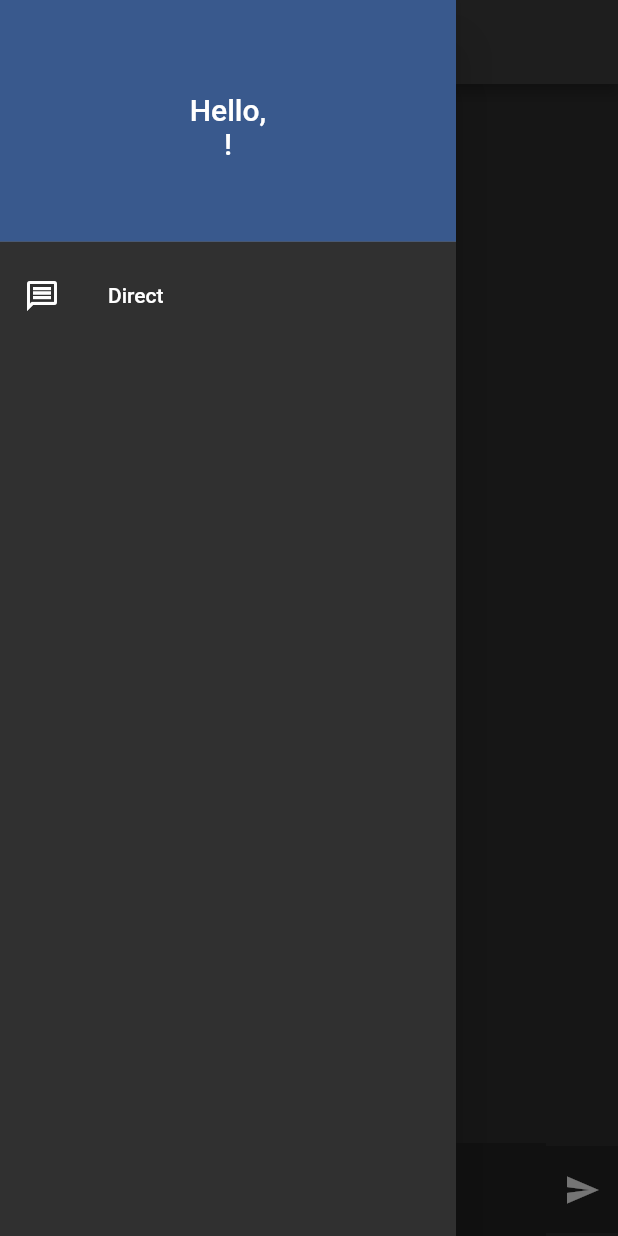
After one commit to NazarovVadim/messanger, a Flutter app: the MessagePage screen opened directly, with the side drawer open, on a phone screen of 412 x 824 dp. The commit adds this screen. Run offline on Flutter 3.47's test engine with Material 2 defaults, Android fonts, the phone set to English and light mode, and no system bars; our stand-ins replace cloud_firestore, firebase_core, shared_preferences; accounts and stored records are empty.

Commit message:
попытка фикса сообщений

```diff
--- a/lib/const.dart
+++ b/lib/const.dart
@@ -4,3 +4,8 @@ class AuthConst{
   static String userName = '';
   static String password = '';
 }
+
+class MessageUser{
+  static String targetUser = '';
+  static var dialogs = [];
+}
--- a/lib/main.dart
+++ b/lib/main.dart
@@ -19,7 +19,7 @@ void main(){
     routes: {
       '/': (context) => const Authorization(),
       '/direct': (context) => const Direct(),
-      '/newMessage': (context) => const NewMessage()
+      '/newMessage': (context) => const NewMessage(),
     },
   ));
 }
--- /dev/null
+++ b/lib/pages/MessagePage.dart
@@ -0,0 +1,185 @@
+import 'package:flutter/material.dart';
+import 'package:learning/const.dart';
+import 'package:cloud_firestore/cloud_firestore.dart';
+import 'package:firebase_core/firebase_core.dart';
+
+class MessagePage extends StatefulWidget {
+  const MessagePage({Key? key}) : super(key: key);
+
+  @override
+  State<MessagePage> createState() => _MessagePageState();
+}
+
+class _MessagePageState extends State<MessagePage> {
+
+  TextEditingController messageController = TextEditingController();
+  final ScrollController _controllerScroll = ScrollController();
+  var messages = [];
+
+  void _scrollDown() {
+    _controllerScroll.jumpTo(_controllerScroll.position.maxScrollExtent);
+  }
+
+  @override
+  void initState(){
+    super.initState();
+    //_scrollDown();
+  }
+
+  Future<void> sendMessage(text) async{
+   // var docRef = FirebaseFirestore.instance.collection("messages").doc('${AuthConst.userName}=${MessageUser.targetUser}');
+
+    //FirebaseFirestore.instance.collection('items').add({'item': _userTodo});
+    if(text=='') return;
+    FirebaseFirestore.instance.collection('messages').doc('${DateTime.now()}').set({
+      'recipient': MessageUser.targetUser,
+      'sender': AuthConst.userName,
+      'text': text,
+      'time': "${(DateTime.now().hour).toString().padLeft(2, '0')}:${DateTime.now().minute.toString().padLeft(2, '0')}"
+    });
+
+
+  }
+
+  int countOfMessages(var docs){
+    int res = 0;
+    docs.forEach((el) async{
+      if(el.get('sender') == AuthConst.userName && el.get('recipient') == MessageUser.targetUser
+          || el.get('recipient') == AuthConst.userName && el.get('sender') == MessageUser.targetUser){
+        messages.add(el.get('text'));
+        res++;
+      }
+    });
+    return res;
+
+  }
+
+
+  @override
+  Widget build(BuildContext context) {
+    return Scaffold(
+      appBar: AppBar(
+        title: Text(MessageUser.targetUser),
+        centerTitle: true,
+      ),
+      drawer: Drawer(
+        child: ListView(
+          padding: EdgeInsets.zero,
+          children: [
+            DrawerHeader(
+                decoration: BoxDecoration(
+                    color: Colors.blueAccent.withOpacity(0.45)
+                ),
+                child: Center(
+                    child: Column(
+                      mainAxisAlignment: MainAxisAlignment.center,
+                      children: [
+                        const Text('Hello,', style: TextStyle(fontSize: 20),),
+                        Text('${AuthConst.userName}!',
+                          style: const TextStyle(
+                            color: Colors.white,
+                            fontSize: 20,
+
+                          ),
+                        ),
+                      ],
+                    )
+                )
+            ),
+            ListTile(
+              leading: const Icon(Icons.message_outlined,),
+              title: const Text('Direct'),
+              onTap: ()async{
+                Navigator.pop(context);
+                Navigator.pushReplacementNamed(context, '/direct');
+              },
+            ),
+          ],
+        ),
+      ),
+      body: Column(
+        children: <Widget>[
+          Expanded(
+            child:
+                  StreamBuilder(
+                    stream: FirebaseFirestore.instance.collection('messages').snapshots(),
+                    builder: (BuildContext context, AsyncSnapshot<QuerySnapshot> snapshot){
+                      if(!snapshot.hasData || snapshot.data!.docs == []) {
+                        return const Center(child: CircularProgressIndicator(),);
+                      } else {
+                        var len = countOfMessages(snapshot.data!.docs);
+                        return ListView.builder(
+                            //controller: _controllerScroll,
+                            shrinkWrap: true,
+                            itemCount: len,
+                            itemBuilder: (BuildContext context, int index){
+                              return Container(
+                                width: 100,
+                                decoration: BoxDecoration(border: Border.all(color: Colors.white)),
+                                child: ListTile(
+                                    title: Text(messages[index])
+                                ),
+                              );
+                            }
+                        );
+                      }
+                    },
+                  ),
+          ),
+          Row(
+          children: [
+            // First child is TextInput
+
+            Expanded(
+
+                child: Container(
+                color: Colors.grey.shade900.withOpacity(0.7),
+                  child: Padding(
+                    padding: const EdgeInsets.only(left: 30, bottom: 0),
+                    child: TextFormField(
+                      controller: messageController,
+                      autocorrect: false,
+                      decoration: const InputDecoration(
+                        labelText: "Text message...",
+                        labelStyle: TextStyle(fontSize: 20.0, color: Colors.white),
+                        fillColor: Colors.blue,
+                        border: InputBorder.none
+                      ),
+                    ),
+                  )
+                )
+            ),
+            // Second child is button
+            Ink(
+              //padding: const EdgeInsets.symmetric(vertical: 5,horizontal: 0),
+              height: 58,
+              decoration: BoxDecoration(
+                color:  Colors.grey.shade900.withOpacity(0.7),
+                shape: BoxShape.rectangle,
+
+              ),
+              child: IconButton(
+                icon: const Icon(Icons.send),
+                color: Colors.white,
+
+
+                onPressed: () {
+                  messages.add(messageController.text);
+                  sendMessage(messageController.text);
+
+                  //MessageUser.dialogs.add();
+                  //_scrollDown();
+                  //countOfMessages();
+                  messageController.text = '';
+                },
+              ),
+            ),
+          ]
+          )
+        ],
+      ),
+
+        );
+
+  }
+}
--- a/pubspec.yaml
+++ b/pubspec.yaml
@@ -39,6 +39,9 @@ dependencies:
 dev_dependencies:
   cloud_firestore:
   firebase_core:
+#  firebase_auth:
+#  google_sign_in:
+#  firebase_dynamic_links: ^0.5.1
   flutter_test:
     sdk: flutter
 
```
Also changed, not shown: lib/pages/Authorization.dart (+24 -2 lines), lib/pages/Direct.dart (+63 -7 lines), lib/pages/NewMessage.dart (+12 -27 lines).
